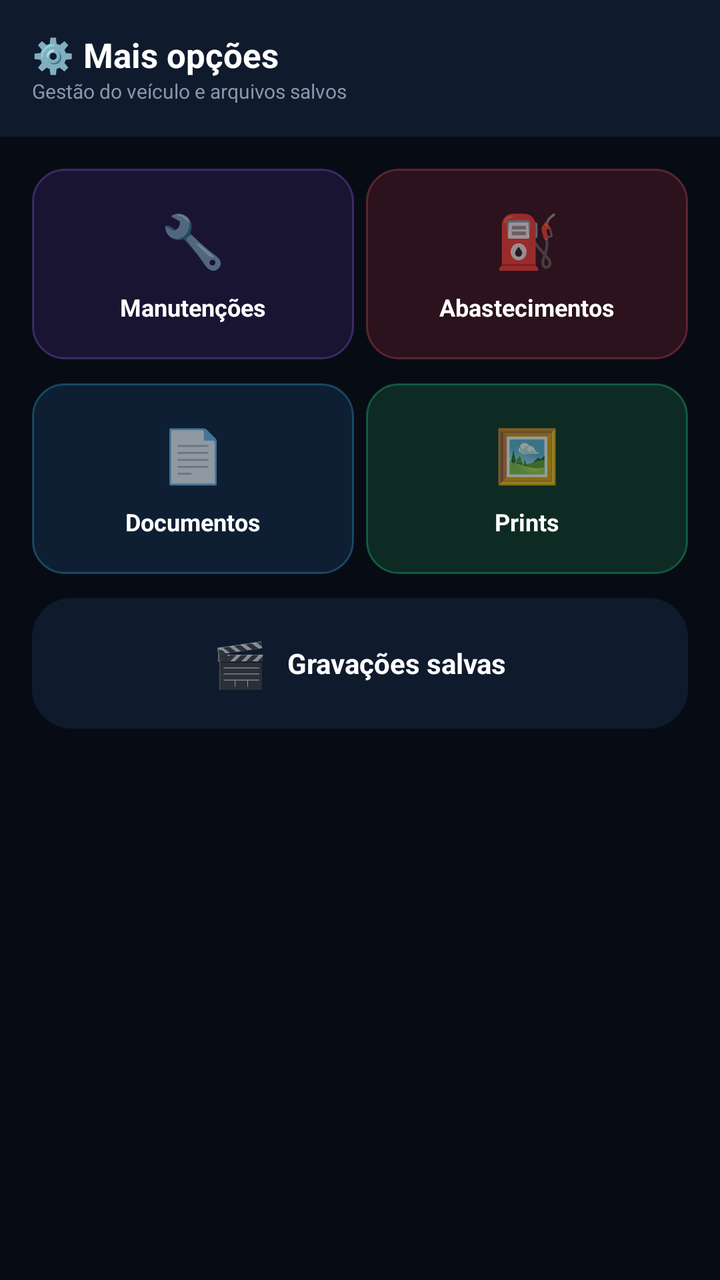
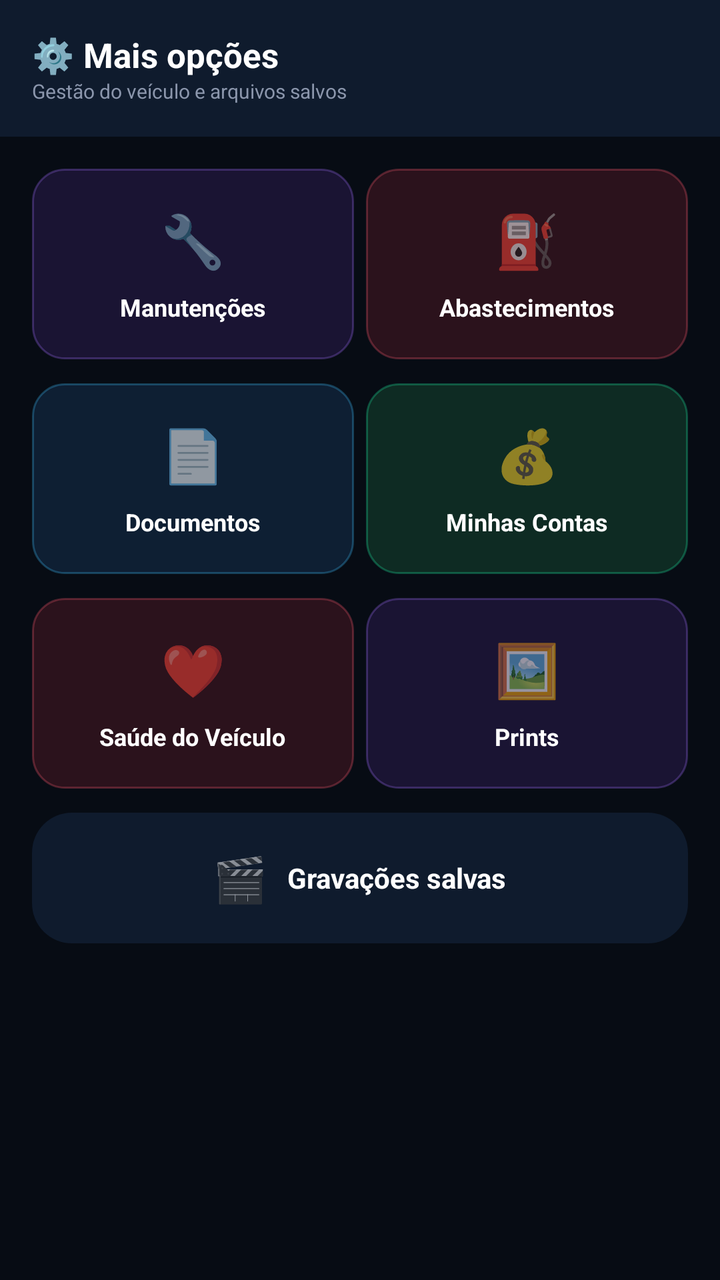

Before-and-after screenshots of an Android layout around one commit, followed by the original layout XML and the change that was made.
<!-- AndroidManifest.xml: application theme Theme.MaterialComponents.DayNight.NoActionBar -->
<!-- res/layout/activity_mais_opcoes.xml -->
<?xml version="1.0" encoding="utf-8"?>
<ScrollView xmlns:android="http://schemas.android.com/apk/res/android"
    android:layout_width="match_parent"
    android:layout_height="match_parent"
    android:background="#070C14">

    <LinearLayout
        android:layout_width="match_parent"
        android:layout_height="wrap_content"
        android:orientation="vertical">

        <LinearLayout
            android:layout_width="match_parent"
            android:layout_height="wrap_content"
            android:orientation="vertical"
            android:background="#0F1B2D"
            android:padding="16dp"
            android:paddingBottom="18dp">

            <TextView
                android:layout_width="wrap_content"
                android:layout_height="wrap_content"
                android:text="⚙️ Mais opções"
                android:textColor="#FFFFFF"
                android:textSize="17sp"
                android:textStyle="bold" />

            <TextView
                android:layout_width="wrap_content"
                android:layout_height="wrap_content"
                android:text="Gestão do veículo e arquivos salvos"
                android:textColor="#8B96AC"
                android:textSize="10sp" />
        </LinearLayout>

        <LinearLayout
            android:layout_width="match_parent"
            android:layout_height="wrap_content"
            android:orientation="vertical"
            android:padding="16dp">

            <LinearLayout
                android:layout_width="match_parent"
                android:layout_height="wrap_content"
                android:orientation="horizontal"
                android:layout_marginBottom="12dp">

                <LinearLayout
                    android:id="@+id/btnManutencoes"
                    android:layout_width="0dp"
                    android:layout_height="wrap_content"
                    android:layout_weight="1"
                    android:orientation="vertical"
                    android:gravity="center"
                    android:background="@drawable/bg_tint_purple"
                    android:padding="18dp"
                    android:layout_marginEnd="6dp"
                    android:clickable="true"
                    android:focusable="true">

                    <TextView
                        android:layout_width="wrap_content"
                        android:layout_height="wrap_content"
                        android:text="🔧"
                        android:textSize="26sp" />

                    <TextView
                        android:layout_width="wrap_content"
                        android:layout_height="wrap_content"
                        android:text="Manutenções"
                        android:textColor="#FFFFFF"
                        android:textSize="12sp"
                        android:textStyle="bold"
                        android:singleLine="true"
                        android:ellipsize="end"
                        android:layout_marginTop="8dp" />
                </LinearLayout>

                <LinearLayout
                    android:id="@+id/btnAbastecimentos"
                    android:layout_width="0dp"
                    android:layout_height="wrap_content"
                    android:layout_weight="1"
                    android:orientation="vertical"
                    android:gravity="center"
                    android:background="@drawable/bg_tint_red"
                    android:padding="18dp"
                    android:clickable="true"
                    android:focusable="true">

                    <TextView
                        android:layout_width="wrap_content"
                        android:layout_height="wrap_content"
                        android:text="⛽"
                        android:textSize="26sp" />

                    <TextView
                        android:layout_width="wrap_content"
                        android:layout_height="wrap_content"
                        android:text="Abastecimentos"
                        android:textColor="#FFFFFF"
                        android:textSize="12sp"
                        android:textStyle="bold"
                        android:singleLine="true"
                        android:ellipsize="end"
                        android:layout_marginTop="8dp" />
                </LinearLayout>
            </LinearLayout>

            <LinearLayout
                android:layout_width="match_parent"
                android:layout_height="wrap_content"
                android:orientation="horizontal"
                android:layout_marginBottom="12dp">

                <LinearLayout
                    android:id="@+id/btnDocumentos"
                    android:layout_width="0dp"
                    android:layout_height="wrap_content"
                    android:layout_weight="1"
                    android:orientation="vertical"
                    android:gravity="center"
                    android:background="@drawable/bg_tint_blue"
                    android:padding="18dp"
                    android:layout_marginEnd="6dp"
                    android:clickable="true"
                    android:focusable="true">

                    <TextView
                        android:layout_width="wrap_content"
                        android:layout_height="wrap_content"
                        android:text="📄"
                        android:textSize="26sp" />

                    <TextView
                        android:layout_width="wrap_content"
                        android:layout_height="wrap_content"
                        android:text="Documentos"
                        android:textColor="#FFFFFF"
                        android:textSize="12sp"
                        android:textStyle="bold"
                        android:singleLine="true"
                        android:ellipsize="end"
                        android:layout_marginTop="8dp" />
                </LinearLayout>

                <LinearLayout
                    android:id="@+id/btnPrints"
                    android:layout_width="0dp"
                    android:layout_height="wrap_content"
                    android:layout_weight="1"
                    android:orientation="vertical"
                    android:gravity="center"
                    android:background="@drawable/bg_tint_green"
                    android:padding="18dp"
                    android:clickable="true"
                    android:focusable="true">

                    <TextView
                        android:layout_width="wrap_content"
                        android:layout_height="wrap_content"
                        android:text="🖼️"
                        android:textSize="26sp" />

                    <TextView
                        android:layout_width="wrap_content"
                        android:layout_height="wrap_content"
                        android:text="Prints"
                        android:textColor="#FFFFFF"
                        android:textSize="12sp"
                        android:textStyle="bold"
                        android:singleLine="true"
                        android:ellipsize="end"
                        android:layout_marginTop="8dp" />
                </LinearLayout>
            </LinearLayout>

            <LinearLayout
                android:id="@+id/btnGravacoes"
                android:layout_width="match_parent"
                android:layout_height="wrap_content"
                android:orientation="horizontal"
                android:gravity="center"
                android:background="@drawable/bg_card_dark"
                android:padding="18dp"
                android:clickable="true"
                android:focusable="true">

                <TextView
                    android:layout_width="wrap_content"
                    android:layout_height="wrap_content"
                    android:text="🎬"
                    android:textSize="22sp"
                    android:layout_marginEnd="10dp" />

                <TextView
                    android:layout_width="wrap_content"
                    android:layout_height="wrap_content"
                    android:text="Gravações salvas"
                    android:textColor="#FFFFFF"
                    android:textSize="14sp"
                    android:textStyle="bold" />
            </LinearLayout>

        </LinearLayout>
    </LinearLayout>
</ScrollView>
<!-- resources referenced by this layout -->
<resources>
  <!-- drawable bg_card_dark (drawable) -->
  <?xml version="1.0" encoding="utf-8"?>
  <shape xmlns:android="http://schemas.android.com/apk/res/android" android:shape="rectangle">
      <solid android:color="#0F1B2D" />
      <corners android:radius="20dp" />
  </shape>
  <!-- drawable bg_tint_blue (drawable) -->
  <?xml version="1.0" encoding="utf-8"?>
  <shape xmlns:android="http://schemas.android.com/apk/res/android" android:shape="rectangle">
      <solid android:color="#0E1F33" />
      <stroke android:width="1dp" android:color="#4D3DB8F5" />
      <corners android:radius="16dp" />
  </shape>
  <!-- drawable bg_tint_green (drawable) -->
  <?xml version="1.0" encoding="utf-8"?>
  <shape xmlns:android="http://schemas.android.com/apk/res/android" android:shape="rectangle">
      <solid android:color="#0E2B23" />
      <stroke android:width="1dp" android:color="#4D1FE7A0" />
      <corners android:radius="16dp" />
  </shape>
  <!-- drawable bg_tint_purple (drawable) -->
  <?xml version="1.0" encoding="utf-8"?>
  <shape xmlns:android="http://schemas.android.com/apk/res/android" android:shape="rectangle">
      <solid android:color="#1A1433" />
      <stroke android:width="1dp" android:color="#4D9B6BF5" />
      <corners android:radius="16dp" />
  </shape>
  <!-- drawable bg_tint_red (drawable) -->
  <?xml version="1.0" encoding="utf-8"?>
  <shape xmlns:android="http://schemas.android.com/apk/res/android" android:shape="rectangle">
      <solid android:color="#2B121C" />
      <stroke android:width="1dp" android:color="#4DF5576B" />
      <corners android:radius="16dp" />
  </shape>
</resources>

<!-- the commit's change to res/layout/activity_mais_opcoes.xml (unified diff, before → after) -->
@@ -145,13 +145,81 @@
                 </LinearLayout>
 
                 <LinearLayout
+                    android:id="@+id/btnContas"
+                    android:layout_width="0dp"
+                    android:layout_height="wrap_content"
+                    android:layout_weight="1"
+                    android:orientation="vertical"
+                    android:gravity="center"
+                    android:background="@drawable/bg_tint_green"
+                    android:padding="18dp"
+                    android:clickable="true"
+                    android:focusable="true">
+
+                    <TextView
+                        android:layout_width="wrap_content"
+                        android:layout_height="wrap_content"
+                        android:text="💰"
+                        android:textSize="26sp" />
+
+                    <TextView
+                        android:layout_width="wrap_content"
+                        android:layout_height="wrap_content"
+                        android:text="Minhas Contas"
+                        android:textColor="#FFFFFF"
+                        android:textSize="12sp"
+                        android:textStyle="bold"
+                        android:singleLine="true"
+                        android:ellipsize="end"
+                        android:layout_marginTop="8dp" />
+                </LinearLayout>
+            </LinearLayout>
+
+            <LinearLayout
+                android:layout_width="match_parent"
+                android:layout_height="wrap_content"
+                android:orientation="horizontal"
+                android:layout_marginBottom="12dp">
+
+                <LinearLayout
+                    android:id="@+id/btnSaudeVeiculo"
+                    android:layout_width="0dp"
+                    android:layout_height="wrap_content"
+                    android:layout_weight="1"
+                    android:orientation="vertical"
+                    android:gravity="center"
+                    android:background="@drawable/bg_tint_red"
+                    android:padding="18dp"
+                    android:layout_marginEnd="6dp"
+                    android:clickable="true"
+                    android:focusable="true">
+
+                    <TextView
+                        android:layout_width="wrap_content"
+                        android:layout_height="wrap_content"
+                        android:text="❤️"
+                        android:textSize="26sp" />
+
+                    <TextView
+                        android:layout_width="wrap_content"
+                        android:layout_height="wrap_content"
+                        android:text="Saúde do Veículo"
+                        android:textColor="#FFFFFF"
+                        android:textSize="12sp"
+                        android:textStyle="bold"
+                        android:singleLine="true"
+                        android:ellipsize="end"
+                        android:layout_marginTop="8dp" />
+                </LinearLayout>
+
+                <LinearLayout
                     android:id="@+id/btnPrints"
                     android:layout_width="0dp"
                     android:layout_height="wrap_content"
                     android:layout_weight="1"
                     android:orientation="vertical"
                     android:gravity="center"
-                    android:background="@drawable/bg_tint_green"
+                    android:background="@drawable/bg_tint_purple"
                     android:padding="18dp"
                     android:clickable="true"
                     android:focusable="true">
